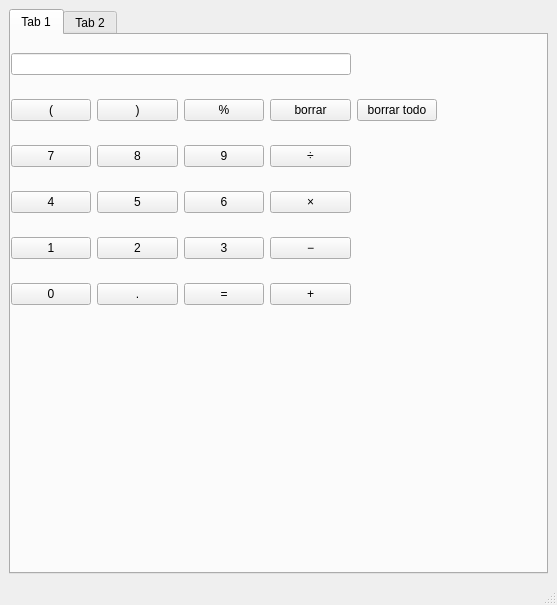
Old version of the form main.ui in the repository gastoncer92/supercalcu.
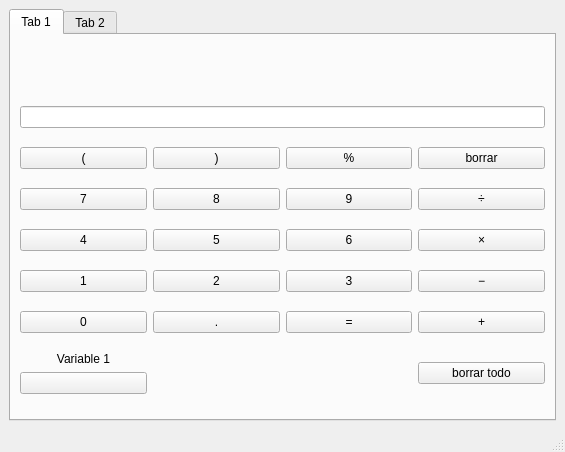
New version of the form.

The edit to the form file:
```diff
--- a/main.ui
+++ b/main.ui
@@ -6,8 +6,8 @@
    <rect>
     <x>0</x>
     <y>0</y>
-    <width>557</width>
-    <height>605</height>
+    <width>565</width>
+    <height>452</height>
    </rect>
   </property>
   <property name="windowTitle">
@@ -24,157 +24,222 @@
        <attribute name="title">
         <string>Tab 1</string>
        </attribute>
-       <widget class="QWidget" name="gridLayoutWidget">
-        <property name="geometry">
-         <rect>
-          <x>0</x>
-          <y>0</y>
-          <width>426</width>
-          <height>291</height>
-         </rect>
-        </property>
+       <layout class="QHBoxLayout" name="horizontalLayout">
+        <item>
         <layout class="QGridLayout" name="gridLayout">
-         <item row="1" column="3">
-          <widget class="QPushButton" name="pushButton_16">
-           <property name="text">
-            <string>borrar</string>
-           </property>
-          </widget>
-         </item>
-         <item row="1" column="0">
-          <widget class="QPushButton" name="pushButton_19">
-           <property name="text">
-            <string>(</string>
-           </property>
-          </widget>
-         </item>
-         <item row="3" column="1">
-          <widget class="QPushButton" name="pushButton_5">
-           <property name="text">
-            <string>5</string>
-           </property>
-          </widget>
-         </item>
-         <item row="3" column="2">
+          <item row="5" column="2">
           <widget class="QPushButton" name="pushButton_6">
            <property name="text">
             <string>6</string>
            </property>
           </widget>
          </item>
-         <item row="3" column="0">
-          <widget class="QPushButton" name="pushButton_4">
-           <property name="text">
-            <string>4</string>
-           </property>
-          </widget>
-         </item>
-         <item row="2" column="1">
+          <item row="4" column="1">
           <widget class="QPushButton" name="pushButton_8">
            <property name="text">
             <string>8</string>
            </property>
           </widget>
          </item>
-         <item row="2" column="0">
+          <item row="4" column="0">
           <widget class="QPushButton" name="pushButton_7">
            <property name="text">
             <string>7</string>
            </property>
           </widget>
          </item>
-         <item row="2" column="2">
+          <item row="5" column="1">
+           <widget class="QPushButton" name="pushButton_5">
+            <property name="text">
+             <string>5</string>
+            </property>
+           </widget>
+          </item>
+          <item row="3" column="3">
+           <widget class="QPushButton" name="pushButton_16">
+            <property name="text">
+             <string>borrar</string>
+            </property>
+           </widget>
+          </item>
+          <item row="3" column="0">
+           <widget class="QPushButton" name="pushButton_19">
+            <property name="text">
+             <string>(</string>
+            </property>
+           </widget>
+          </item>
+          <item row="4" column="2">
           <widget class="QPushButton" name="pushButton_9">
            <property name="text">
             <string>9</string>
            </property>
           </widget>
          </item>
-         <item row="6" column="0">
+          <item row="8" column="0">
           <widget class="QPushButton" name="pushButton">
            <property name="text">
             <string>0</string>
            </property>
           </widget>
          </item>
-         <item row="5" column="0">
+          <item row="7" column="0">
           <widget class="QPushButton" name="pushButton_1">
            <property name="text">
             <string>1</string>
            </property>
           </widget>
          </item>
-         <item row="6" column="1">
+          <item row="8" column="1">
           <widget class="QPushButton" name="pushButton_10">
            <property name="text">
             <string>.</string>
            </property>
           </widget>
          </item>
-         <item row="6" column="2">
+          <item row="8" column="2">
           <widget class="QPushButton" name="pushButton_11">
            <property name="text">
             <string>=</string>
            </property>
           </widget>
          </item>
-         <item row="5" column="1">
+          <item row="7" column="1">
           <widget class="QPushButton" name="pushButton_2">
            <property name="text">
             <string>2</string>
            </property>
           </widget>
          </item>
-         <item row="5" column="2">
+          <item row="7" column="2">
           <widget class="QPushButton" name="pushButton_3">
            <property name="text">
             <string>3</string>
            </property>
           </widget>
          </item>
-         <item row="6" column="3">
+          <item row="8" column="3">
           <widget class="QPushButton" name="pushButton_12">
            <property name="text">
             <string>+</string>
            </property>
           </widget>
          </item>
-         <item row="5" column="3">
+          <item row="7" column="3">
           <widget class="QPushButton" name="pushButton_13">
            <property name="text">
             <string>−</string>
            </property>
           </widget>
          </item>
-         <item row="3" column="3">
+          <item row="5" column="3">
           <widget class="QPushButton" name="pushButton_14">
            <property name="text">
             <string>×</string>
            </property>
           </widget>
          </item>
-         <item row="2" column="3">
+          <item row="4" column="3">
           <widget class="QPushButton" name="pushButton_15">
            <property name="text">
             <string>÷</string>
            </property>
           </widget>
          </item>
-         <item row="1" column="1">
+          <item row="3" column="1">
           <widget class="QPushButton" name="pushButton_18">
            <property name="text">
             <string>)</string>
            </property>
           </widget>
          </item>
-         <item row="1" column="2">
+          <item row="3" column="2">
           <widget class="QPushButton" name="pushButton_17">
            <property name="text">
             <string>%</string>
            </property>
           </widget>
          </item>
-         <item row="0" column="0" colspan="4">
+          <item row="5" column="0">
+           <widget class="QPushButton" name="pushButton_4">
+            <property name="text">
+             <string>4</string>
+            </property>
+           </widget>
+          </item>
+          <item row="9" column="3">
+           <widget class="QPushButton" name="pushButton_20">
+            <property name="text">
+             <string>borrar todo</string>
+            </property>
+           </widget>
+          </item>
+          <item row="9" column="0">
+           <layout class="QVBoxLayout" name="verticalLayout_2">
+            <item>
+             <widget class="QLabel" name="label">
+              <property name="styleSheet">
+               <string notr="true">font: italic 6pt &quot;Sans Serif&quot;;</string>
+              </property>
+              <property name="text">
+               <string>Variable 1</string>
+              </property>
+              <property name="textFormat">
+               <enum>Qt::AutoText</enum>
+              </property>
+              <property name="alignment">
+               <set>Qt::AlignCenter</set>
+              </property>
+             </widget>
+            </item>
+            <item>
+             <widget class="QPushButton" name="pushButton_21">
+              <property name="text">
+               <string/>
+              </property>
+             </widget>
+            </item>
+           </layout>
+          </item>
+          <item row="1" column="0" colspan="4">
+           <widget class="QLabel" name="label_2">
+            <property name="sizePolicy">
+             <sizepolicy hsizetype="Preferred" vsizetype="Preferred">
+              <horstretch>0</horstretch>
+              <verstretch>0</verstretch>
+             </sizepolicy>
+            </property>
+            <property name="maximumSize">
+             <size>
+              <width>16777215</width>
+              <height>30</height>
+             </size>
+            </property>
+            <property name="font">
+             <font>
+              <pointsize>12</pointsize>
+              <strikeout>false</strikeout>
+              <kerning>false</kerning>
+             </font>
+            </property>
+            <property name="frameShadow">
+             <enum>QFrame::Plain</enum>
+            </property>
+            <property name="lineWidth">
+             <number>1</number>
+            </property>
+            <property name="text">
+             <string/>
+            </property>
+            <property name="scaledContents">
+             <bool>false</bool>
+            </property>
+            <property name="wordWrap">
+             <bool>false</bool>
+            </property>
+           </widget>
+          </item>
+          <item row="2" column="0" colspan="4">
           <widget class="QLineEdit" name="lineEdit">
            <property name="enabled">
             <bool>true</bool>
@@ -184,15 +249,9 @@
            </property>
           </widget>
          </item>
-         <item row="1" column="4">
-          <widget class="QPushButton" name="pushButton_20">
-           <property name="text">
-            <string>borrar todo</string>
-           </property>
-          </widget>
-         </item>
-        </layout>
-       </widget>
+         </layout>
+        </item>
+       </layout>
       </widget>
       <widget class="QWidget" name="tab_2">
        <attribute name="title">
```
Left out of the diff: 2 changed lines with no effect on the pictures. Lines whose indentation alone changed are shown as unchanged.
